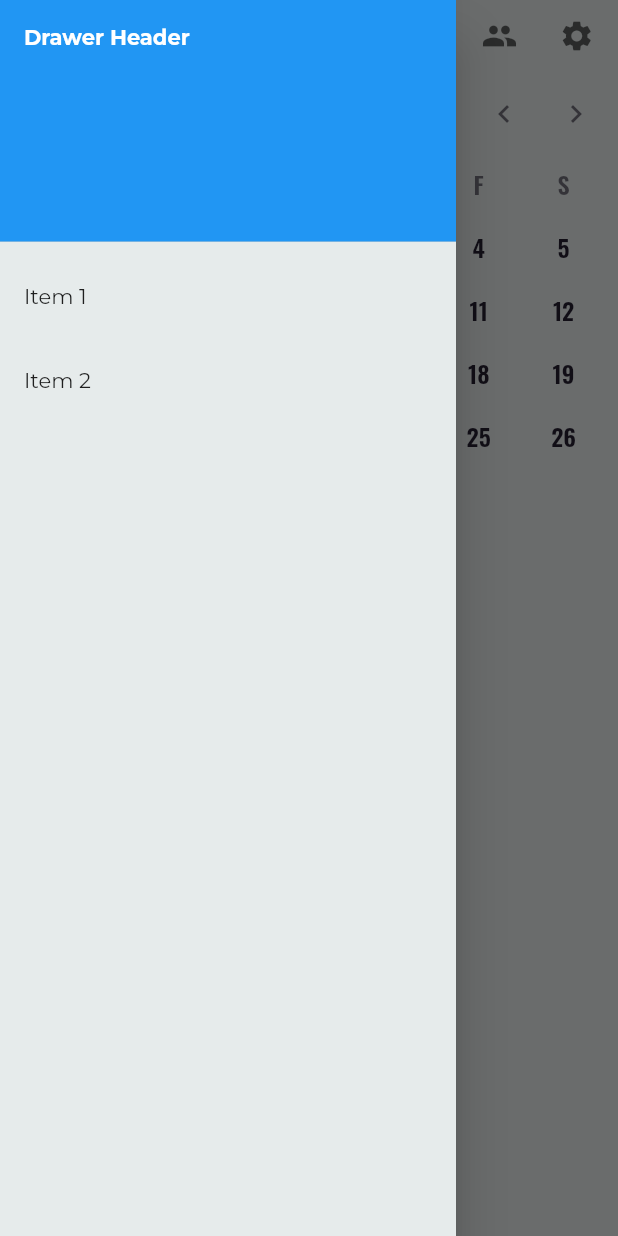
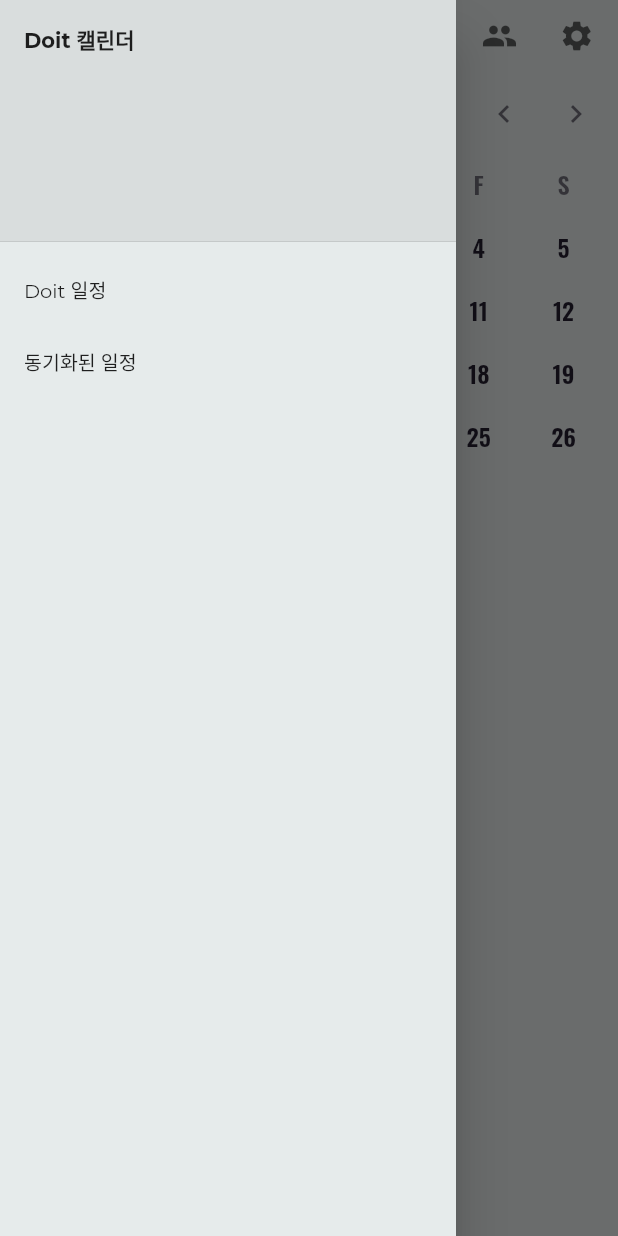
Before and after one commit to dogzz9445/flutter-doit, a Flutter app: the screen it shows after launch, with the side drawer open, on a phone screen of 412 x 824 dp. Run offline on Flutter 3.47's test engine with Material 2 defaults, Android fonts, the phone set to English and light mode, and no system bars; our stand-ins replace adaptive_breakpoints, google_fonts.

Commit message:
Add schedule and set menu items

```diff
--- a/lib/pages/home.dart
+++ b/lib/pages/home.dart
@@ -37,7 +37,7 @@ class _HomePageState extends State<HomePage>
   final int turnsToRotateRight = 1;
   final int turnsToRotateLeft = 3;
   final double tabOffset = 0;
-  final GlobalKey<ScaffoldState> _scaffoldKey = new GlobalKey<ScaffoldState>();
+  final GlobalKey<ScaffoldState> _scaffoldKey = GlobalKey<ScaffoldState>();
 
   @override
   String get restorationId => 'home_page';
@@ -56,7 +56,7 @@ class _HomePageState extends State<HomePage>
         // Set state to make sure that the [_RallyTab] widgets get updated when changing tabs.
         setState(() {
           if (_tabController.index == 0) {
-            return;
+            _tabController.index = 1;
           }
           tabIndex.value = _tabController.index;
         });
@@ -70,6 +70,9 @@ class _HomePageState extends State<HomePage>
     super.dispose();
   }
 
+  // TODO:
+  // 탭 왼쪽으로 갔을 시,
+  // 메뉴 위젯으로 넘어가는 것 해결할것
   List<Widget> _buildTabs(
       {required BuildContext context,
       required ThemeData theme,
@@ -281,22 +284,31 @@ class _HomePageState extends State<HomePage>
           drawer: Drawer(
             child: ListView(
               padding: EdgeInsets.zero,
-              children: const [
-                DrawerHeader(
+              children: [
+                const DrawerHeader(
                   decoration: BoxDecoration(
-                    color: Colors.blue,
+                    color: Color(0x24888888),
                   ),
                   child: Text(
-                    'Drawer Header',
-                    style: TextStyle(
-                        color: Colors.white, fontWeight: FontWeight.bold),
+                    'Doit 캘린더',
+                    style: TextStyle(fontWeight: FontWeight.bold),
                   ),
                 ),
                 ListTile(
-                  title: Text('Item 1'),
+                  title: const Text('Doit 일정'),
+                  contentPadding: const EdgeInsets.symmetric(
+                      vertical: 0.0, horizontal: 16.0),
+                  dense: true,
+                  onTap: () => Navigator.pop(context),
+                  onLongPress: () => Navigator.pop(context),
                 ),
                 ListTile(
-                  title: Text('Item 2'),
+                  title: const Text('동기화된 일정'),
+                  contentPadding: const EdgeInsets.symmetric(
+                      vertical: 0.0, horizontal: 16.0),
+                  dense: true,
+                  onTap: () => Navigator.pop(context),
+                  onLongPress: () => Navigator.pop(context),
                 ),
               ],
             ),
```
Also changed, not shown: lib/data/schedule.dart (added, +22 -0 lines).
